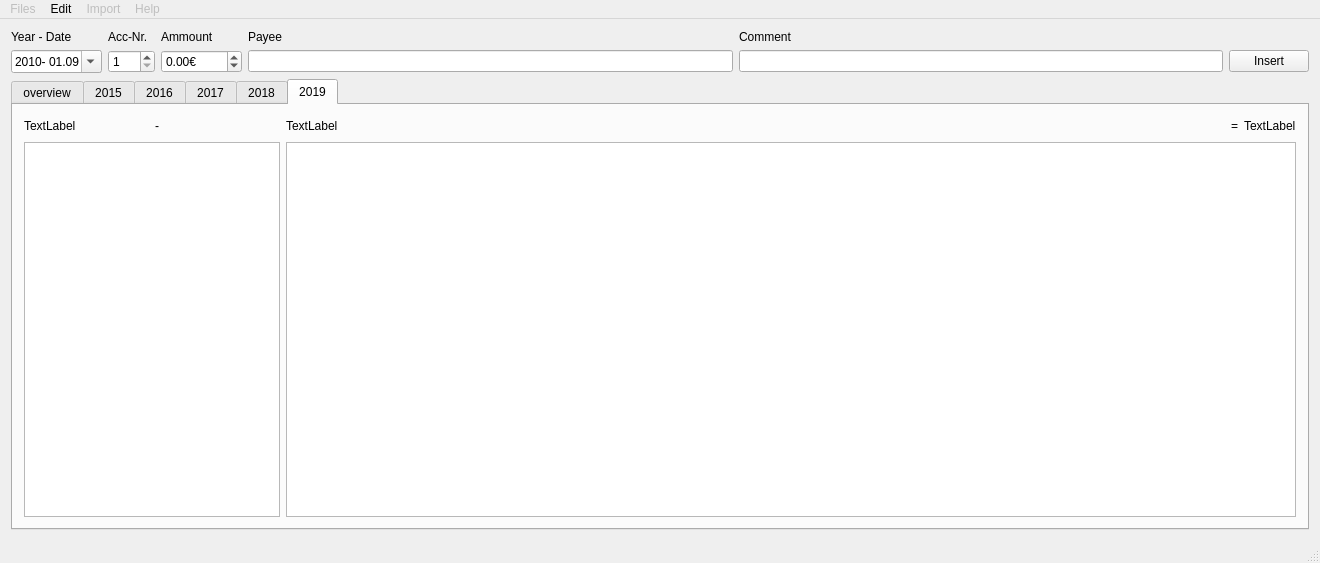
This is src/mainwindow.ui in MichaelSX/financeGUI as Qt 5 draws it before an edit. The edited form follows.
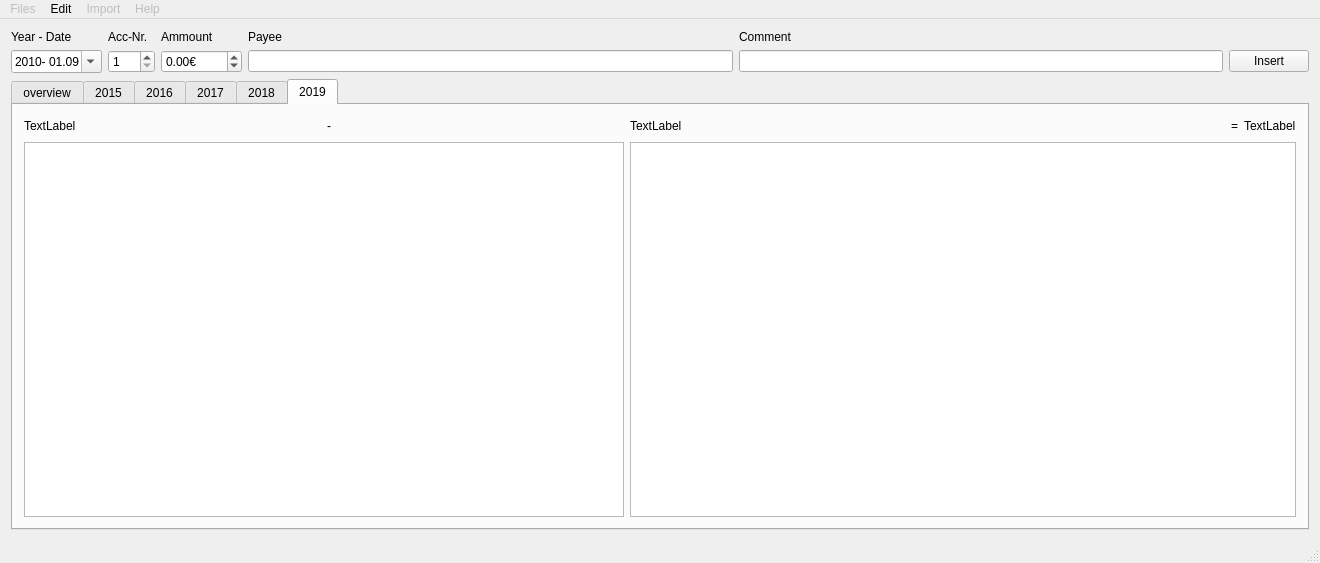
This is the edited form. The open tabs and pages were chosen to show the change. Custom widgets are drawn as their Qt base class.

Patch:
```diff
--- a/src/mainwindow.ui
+++ b/src/mainwindow.ui
@@ -6,7 +6,7 @@
    <rect>
     <x>0</x>
     <y>0</y>
-    <width>988</width>
+    <width>1312</width>
     <height>563</height>
    </rect>
   </property>
@@ -592,7 +592,14 @@
          </widget>
         </item>
         <item row="1" column="1" colspan="2">
-         <widget class="QTableView" name="year5Tab_viewl"/>
+         <widget class="QTableView" name="year5Tab_viewl">
+          <property name="minimumSize">
+           <size>
+            <width>600</width>
+            <height>0</height>
+           </size>
+          </property>
+         </widget>
         </item>
         <item row="1" column="3" colspan="4">
          <widget class="QTableView" name="year5Tab_viewr"/>
```
Left out of the diff: 40 changed lines with no effect on the pictures.
